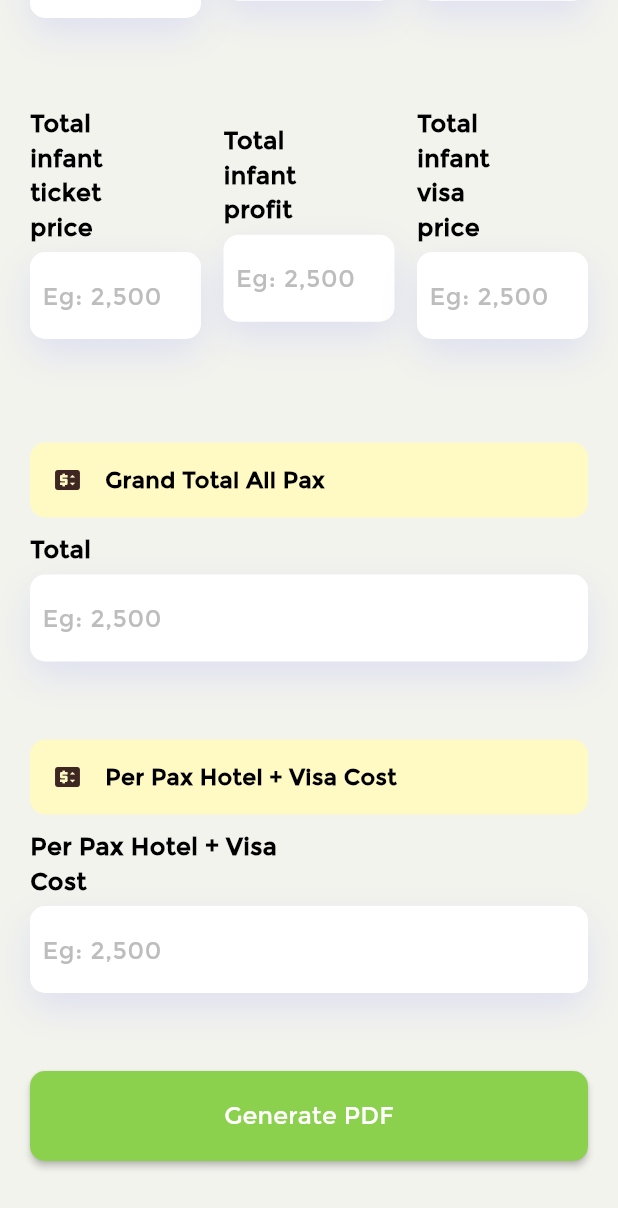
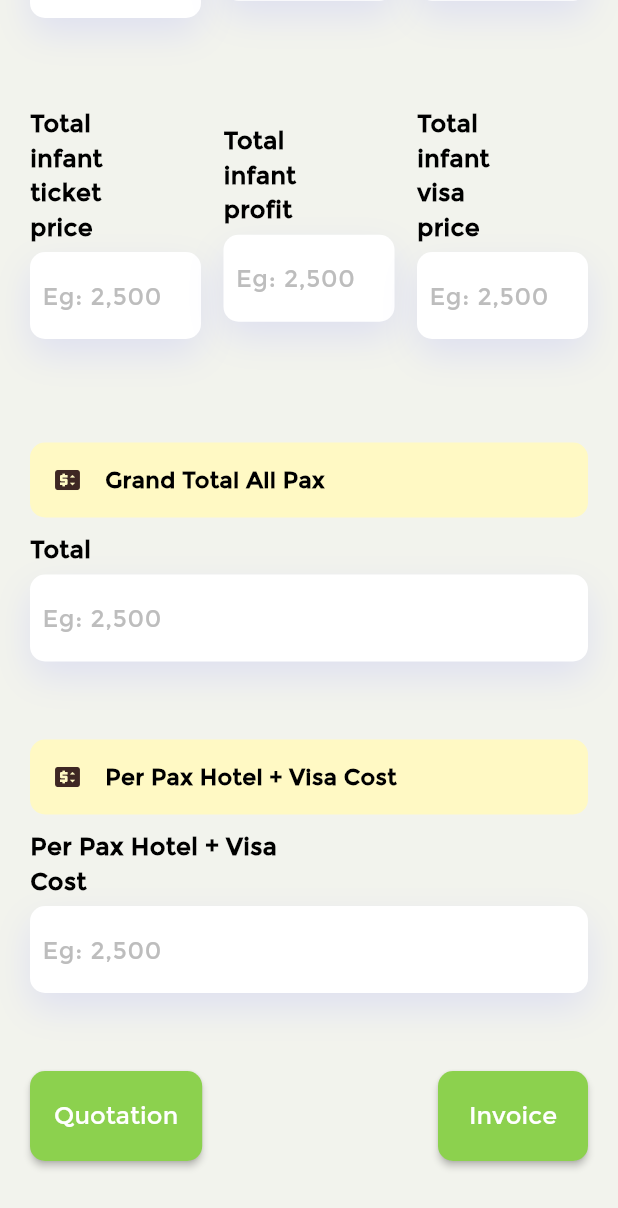
Before and after one commit to Munawer2022/Banner-Invoice-Generate-App, a Flutter app: the ExcelInvoice1 screen opened directly, scrolled down 2587 dp, on a phone screen of 412 x 824 dp. Shown: the top 1208 px of the screen. Run offline on Flutter 3.47's test engine with Material 2 defaults, Android fonts, the phone set to English and light mode, and no system bars; our stand-ins replace carousel_slider, image_gallery_saver, image_picker, open_file, pdf, permission_handler and 2 more; missing offline and left inert: add_comma, dropdown_search2; accounts and stored records are empty.

Commit message:
add quotation

```diff
--- a/lib/excel_invoice/excel-invoice-1.dart
+++ b/lib/excel_invoice/excel-invoice-1.dart
@@ -2,6 +2,7 @@ import 'dart:collection';
 import 'dart:convert';
 import 'dart:io';
 // import 'package:accordion/controllers.dart';
+import 'package:banner_generate/company_detail.dart';
 import 'package:banner_generate/config/palette.dart';
 import 'package:banner_generate/widgets/custom-text-field-hint.dart';
 import 'package:dropdown_search2/dropdown_search2.dart';
@@ -1117,8 +1118,40 @@ class _ExcelInvoice1State extends State<ExcelInvoice1> {
             SizedBox(
               height: 20,
             ),
+            Row(
+              mainAxisAlignment: MainAxisAlignment.spaceBetween,
+              children: [
                 MaterialButton(
-              minWidth: double.infinity,
+                  minWidth: 100,
+                  height: 60,
+                  color: Palette.primaryColor,
+                  disabledColor: Colors.grey,
+                  onPressed: () {
+                    // CompanyDetail();
+
+                    // for (int i = 0; i < airlineController.length; i++) {
+                    //   allFlights += airlineController[i].text + "\n";
+                    // }
+                    // final pdfFile = await Pdf.generateCreated();
+
+                    // await Pdf.openFile(pdfFile).then((value) {
+                    //   print('opendone');
+                    // }).onError((error, stackTrace) {
+                    //   print('error ${error}');
+                    // });
+                  },
+                  shape: RoundedRectangleBorder(
+                      borderRadius: BorderRadius.circular(10)),
+                  child: const Text(
+                    "Quotation",
+                    style: TextStyle(
+                        fontWeight: FontWeight.w400,
+                        fontSize: 16,
+                        color: Colors.white),
+                  ),
+                ),
+                MaterialButton(
+                  minWidth: 100,
                   height: 60,
                   color: Palette.primaryColor,
                   disabledColor: Colors.grey,
@@ -1137,12 +1170,14 @@ class _ExcelInvoice1State extends State<ExcelInvoice1> {
                   shape: RoundedRectangleBorder(
                       borderRadius: BorderRadius.circular(10)),
                   child: const Text(
-                "Generate PDF",
+                    "Invoice",
                     style: TextStyle(
                         fontWeight: FontWeight.w400,
                         fontSize: 16,
                         color: Colors.white),
                   ),
+                ),
+              ],
             ),
             SizedBox(
               height: 50,
--- a/lib/main.dart
+++ b/lib/main.dart
@@ -40,6 +40,6 @@ class MyApp extends StatelessWidget {
             primarySwatch: mycolor,
             fontFamily: 'Montserrat',
             useMaterial3: true),
-        home: Dahboard());
+        home: CompanyDetail());
   }
 }
```
Also changed, not shown: lib/company_detail.dart (+31 -22 lines), lib/new_banner/new_banner_download.dart (+30 -48 lines), assets/images/new_banner_tem.jpg, assets/images/newinvoice_tem.jpg, flutter_01.png (deleted). Lines whose indentation alone changed are shown as unchanged.
